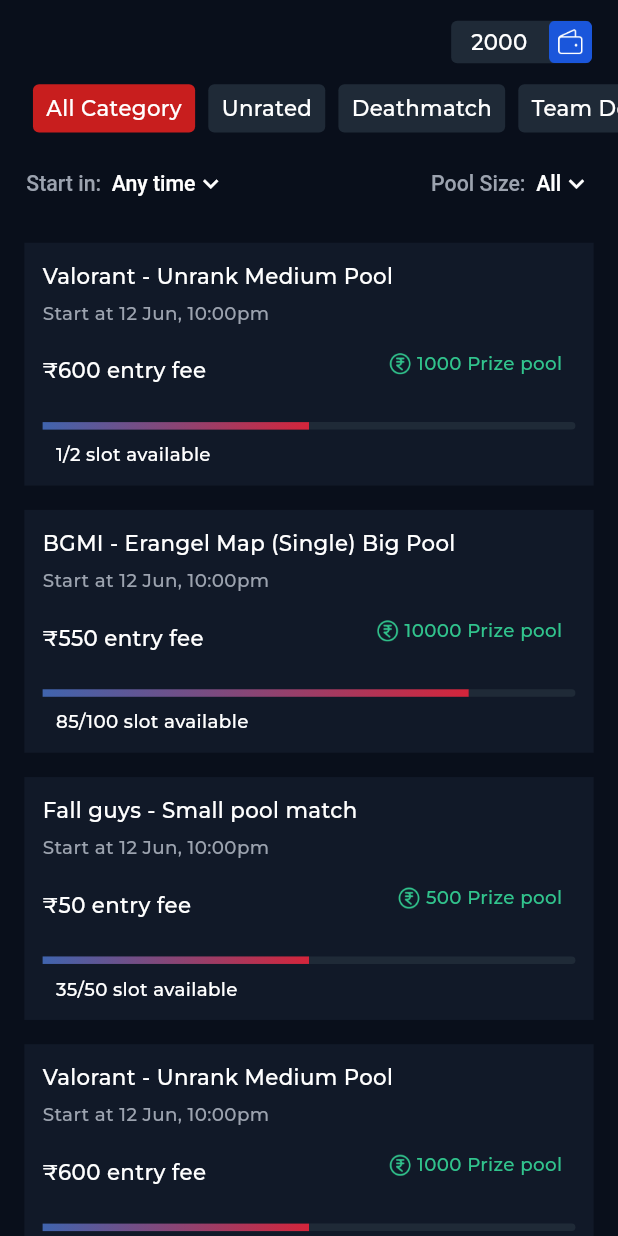
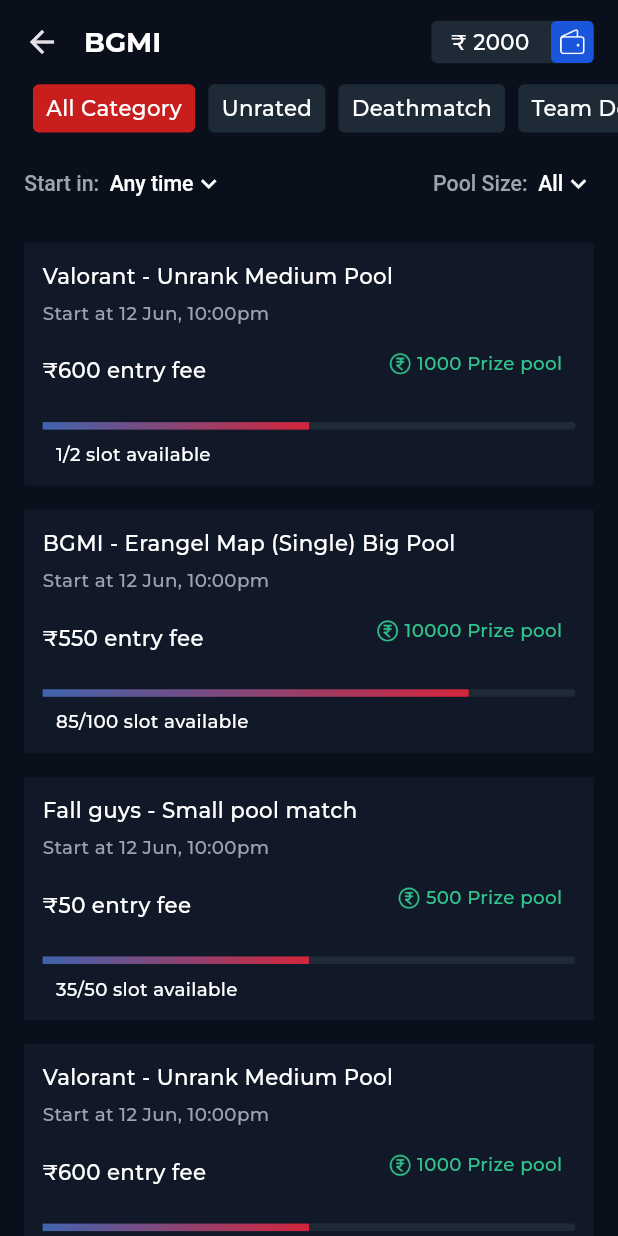
Before and after one commit to Jenis99/playmaster_app, a Flutter app: the GameDetailScreen screen opened by its route, on a phone screen of 412 x 824 dp. Run offline on Flutter 3.47's test engine with Material 3 defaults, Android fonts, the phone set to English and light mode, and no system bars; our stand-ins replace cached_network_image, carousel_slider, flutter_screenutil, get; network calls fail.

Commit message:
- Fixed give changes for UI. #Login - Make scrollable create account input field in while typing - Hide password hide and show option - Add email keyboard type in text field - Add keyboard next button and done on last text filed
#Home
- Carousel Remove horizontal padding in carousel padding
- Carousel :Add more width in carousel
- Check last minutes card UI padding and margin
- Close bottom sheet on every selection.

```diff
--- a/lib/module/auth/auth.dart
+++ b/lib/module/auth/auth.dart
@@ -2,3 +2,4 @@ export 'package:flutter/gestures.dart';
 export 'package:playmaster_ui/module/auth/controller/auth_controller.dart';
 export 'package:playmaster_ui/module/auth/presentation/create_account_screen.dart';
 export 'package:playmaster_ui/module/auth/presentation/login_screen.dart';
+export 'package:playmaster_ui/module/auth/widget/auth_text_field_with_label.dart';
--- a/lib/module/home/presentation/game_detail_screen.dart
+++ b/lib/module/home/presentation/game_detail_screen.dart
@@ -9,6 +9,7 @@ class GameDetailScreen extends StatelessWidget {
 
   @override
   Widget build(BuildContext context) {
+    final String gameTitle = Get.arguments ?? "BGMI";
     return Scaffold(
       backgroundColor: AppColors.appBackgroundClr,
       appBar: HomeAppBar(
@@ -19,7 +20,7 @@ class GameDetailScreen extends StatelessWidget {
       body: Column(
         children: [
           /// Category view
-          gameCategoryView().paddingOnly(left: 16.w),
+          gameCategoryView(),
 
           24.verticalSpace,
 
@@ -43,7 +44,7 @@ class GameDetailScreen extends StatelessWidget {
                     filterValue: homeController.selectedPoolSize.value,
                   )),
             ],
-          ).paddingSymmetric(horizontal: 16.w),
+          ).paddingSymmetric(horizontal: AppConstants.appHorizontalPadding),
 
           20.h.verticalSpace,
           Expanded(
@@ -78,6 +79,8 @@ class GameDetailScreen extends StatelessWidget {
           },
         );
       },
+      child: Container(
+        color: AppColors.transparentClr,
         child: Row(
           children: [
             RichText(
@@ -109,6 +112,7 @@ class GameDetailScreen extends StatelessWidget {
             )
           ],
         ),
+      ),
     );
   }
 
@@ -122,7 +126,7 @@ class GameDetailScreen extends StatelessWidget {
           children: List.generate(
             homeController.gameType.length,
             (index) {
-              return gameCategoryBox(homeController.gameType[index], index);
+              return gameCategoryBox(homeController.gameType[index], index).paddingOnly(left: index == 0 ? 16.w : 0);
             },
           ),
         ),
--- a/lib/module/home/widget/game_card.dart
+++ b/lib/module/home/widget/game_card.dart
@@ -1,6 +1,5 @@
 import 'package:playmaster_ui/dependency.dart';
 import 'package:playmaster_ui/model/game_model.dart';
-import 'package:playmaster_ui/module/home/presentation/game_detail_screen.dart';
 import 'package:playmaster_ui/widgets/dotted_divider.dart';
 
 class GameCard extends StatelessWidget {
@@ -12,10 +11,11 @@ class GameCard extends StatelessWidget {
   Widget build(BuildContext context) {
     return GestureDetector(
       onTap: () {
-        Navigation.push(GameDetailScreen(gameTitle: gameModel.gameName ?? ""));
+        Navigation.pushNamed(AppRoutes.gameDetailScreen, arg: gameModel.gameName ?? "");
+        // Navigation.push(GameDetailScreen(gameTitle: gameModel.gameName ?? ""));
       },
       child: Container(
-        width: 293.h,
+        width: 305.h,
         margin: EdgeInsets.symmetric(horizontal: 5.w),
         decoration: BoxDecoration(color: AppColors.grey900Color2, borderRadius: BorderRadius.circular(4.r)),
         child: Column(
--- a/lib/module/home/widget/game_detail_widget/bottom_sheet_view.dart
+++ b/lib/module/home/widget/game_detail_widget/bottom_sheet_view.dart
@@ -26,7 +26,7 @@ class BottomSheetView extends StatelessWidget {
           title: isFromPoolSize ? AppString.prizePool : AppString.startIn,
           subTitle: AppString.cancelTag,
           onViewAll: () => Navigation.pop(),
-        ).paddingSymmetric(horizontal: 16.w),
+        ).paddingSymmetric(horizontal: AppConstants.appHorizontalPadding),
         20.h.verticalSpace,
         ListView.builder(
           padding: EdgeInsets.zero,
@@ -47,6 +47,7 @@ class BottomSheetView extends StatelessWidget {
     return GestureDetector(
       onTap: () {
         homeController.selectedStartTime.value = title;
+        Navigation.pop();
       },
       child: bottomSelectionView(
         child: Row(
@@ -71,6 +72,7 @@ class BottomSheetView extends StatelessWidget {
     return GestureDetector(
       onTap: () {
         homeController.selectedPoolSize.value = title;
+        Navigation.pop();
       },
       child: bottomSelectionView(
         child: Container(
--- a/lib/module/home/widget/game_detail_widget/game_detail_card_tile.dart
+++ b/lib/module/home/widget/game_detail_widget/game_detail_card_tile.dart
@@ -1,7 +1,6 @@
 import 'package:playmaster_ui/dependency.dart';
 import 'package:playmaster_ui/model/last_minute_game_model.dart';
 import 'package:playmaster_ui/module/home/home.dart';
-import 'package:playmaster_ui/module/home/presentation/tournament_detail_screen.dart';
 
 class GameDetailCardTile extends StatelessWidget {
   const GameDetailCardTile({super.key, required this.lastMinGameModel, this.isFromTournament = false});
@@ -13,7 +12,8 @@ class GameDetailCardTile extends StatelessWidget {
   Widget build(BuildContext context) {
     return GestureDetector(
       onTap: () {
-        Navigation.push(TournamentDetailScreen(lastMinGameModel: lastMinGameModel));
+        Navigation.pushNamed(AppRoutes.tournamentDetailScreen, arg: lastMinGameModel);
+        // Navigation.push(TournamentDetailScreen(lastMinGameModel: lastMinGameModel));
       },
       child: Container(
         padding: EdgeInsets.all(isFromTournament ? 0 : 12.h),
--- a/lib/module/home/widget/home_app_bar.dart
+++ b/lib/module/home/widget/home_app_bar.dart
@@ -13,15 +13,15 @@ class HomeAppBar extends StatelessWidget implements PreferredSizeWidget {
     return AppBar(
       surfaceTintColor: AppColors.transparentClr,
       centerTitle: false,
-      titleSpacing: 0,
+      titleSpacing: isAppLogo ? 16.w : 0,
       backgroundColor: appbarBgClr ?? AppColors.appBackgroundClr,
       title: isAppLogo
           ? Row(
               children: [
-                Image.asset(
-                  AppAssets.appLogo,
-                  height: 24.h,
-                  width: 24.h,
+                CachedNetworkImg(
+                  imgPath: AppAssets.appLogo,
+                  imgSize: 24.h,
+                  isAssetImg: true,
                 ),
                 GradientText(
                   gradient: LinearGradient(colors: AppColors.appNameTextGradient),
@@ -42,7 +42,7 @@ class HomeAppBar extends StatelessWidget implements PreferredSizeWidget {
       actions: [
         if (isShowWallet)
           Container(
-            margin: EdgeInsets.only(right: 16.w),
+            margin: EdgeInsets.symmetric(horizontal: AppConstants.appHorizontalPadding),
             decoration: BoxDecoration(
               color: AppColors.grey800Color,
               borderRadius: BorderRadius.circular(4.r),
@@ -50,7 +50,7 @@ class HomeAppBar extends StatelessWidget implements PreferredSizeWidget {
             child: Row(
               children: [
                 AppText(
-                  text: "2000",
+                  text: "₹ 2000",
                   fontWeight: FontWeight.w500,
                   fontSize: 14.sp,
                   color: AppColors.whiteColor,
@@ -60,10 +60,10 @@ class HomeAppBar extends StatelessWidget implements PreferredSizeWidget {
                   left: 12.w,
                 ),
                 12.w.horizontalSpace,
-                Image.asset(
-                  AppAssets.walletIcon,
-                  height: 28.h,
-                  width: 28.h,
+                CachedNetworkImg(
+                  imgPath: AppAssets.walletIcon,
+                  imgSize: 28.h,
+                  isAssetImg: true,
                 )
               ],
             ),
--- a/lib/module/home/widget/tournament_detail_widgets/joined_player_tile.dart
+++ b/lib/module/home/widget/tournament_detail_widgets/joined_player_tile.dart
@@ -12,7 +12,7 @@ class JoinedPlayerTile extends StatelessWidget {
       borderRadius: BorderRadius.circular(4.r),
       child: ListTile(
         dense: true,
-        horizontalTitleGap: 16.w,
+        horizontalTitleGap: AppConstants.appHorizontalPadding,
         minLeadingWidth: 0,
         tileColor: AppColors.grey900Color2,
         contentPadding: EdgeInsets.zero,
--- a/lib/module/home/widget/tournament_detail_widgets/tournament_detail_tile.dart
+++ b/lib/module/home/widget/tournament_detail_widgets/tournament_detail_tile.dart
@@ -1,7 +1,7 @@
 import 'package:playmaster_ui/dependency.dart';
 
 class TournamentDetailTile extends StatelessWidget {
-  const TournamentDetailTile({super.key, required this.icon, required this.title, this.subtitle = ""});
+  const TournamentDetailTile({super.key, this.icon = "", this.title = "", this.subtitle = ""});
 
   final String icon;
   final String title;
--- a/lib/module/splash/controller/splash_controller.dart
+++ b/lib/module/splash/controller/splash_controller.dart
@@ -8,6 +8,7 @@ class SplashController extends GetxController {
   }
 
   void startTimeOut() {
-    Future.delayed(const Duration(seconds: 2), () => Navigation.replaceAll(AppRoutes.createAccountScreen));
+    Future.delayed(const Duration(seconds: 4), () => Navigation.replaceAll(AppRoutes.dashboardScreen));
+    // Future.delayed(const Duration(seconds: 4), () => Navigation.replaceAll(AppRoutes.createAccountScreen));
   }
 }
--- a/lib/utils/navigation_utils/app_routes.dart
+++ b/lib/utils/navigation_utils/app_routes.dart
@@ -3,16 +3,18 @@ import 'package:playmaster_ui/module/auth/presentation/create_account_screen.dar
 import 'package:playmaster_ui/module/auth/presentation/login_screen.dart';
 import 'package:playmaster_ui/module/dashboard/dashboard.dart';
 import 'package:playmaster_ui/module/home/presentation/game_detail_screen.dart';
+import 'package:playmaster_ui/module/home/presentation/tournament_detail_screen.dart';
 import 'package:playmaster_ui/module/splash/presentation/splash_screen.dart';
 
 mixin AppRoutes {
   static const defaultTransition = Transition.rightToLeft;
   static const String splash = '/splashScreen';
-  static const String createAccountScreen = '/createAccountScreen';
+  static const String homeScreen = '/homeScreen';
   static const String loginScreen = '/loginScreen';
   static const String dashboardScreen = '/dashboardScreen';
   static const String gameDetailScreen = '/gameDetailScreen';
-  static const String homeScreen = '/homeScreen';
+  static const String tournamentDetailScreen = '/tournamentDetailScreen';
+  static const String createAccountScreen = '/createAccountScreen';
 
   static List<GetPage<dynamic>> pages = [
     GetPage<dynamic>(
@@ -38,7 +40,16 @@ mixin AppRoutes {
     GetPage<dynamic>(
       name: gameDetailScreen,
       page: () => GameDetailScreen(),
-      transition: Transition.fade,
+      // transitionDuration: Duration(milliseconds: transitionDuration),
+      transition: Transition.rightToLeft,
+    ),
+    GetPage<dynamic>(
+      name: tournamentDetailScreen,
+      page: () => TournamentDetailScreen(),
+      // transitionDuration: Duration(milliseconds: transitionDuration),
+      transition: Transition.rightToLeft,
     )
   ];
+
+  static int get transitionDuration => 500;
 }
--- a/lib/widgets/app_text_field.dart
+++ b/lib/widgets/app_text_field.dart
@@ -31,6 +31,8 @@ class AppTextField extends StatefulWidget {
   final ValueChanged<String>? onSubmitted;
   final TextAlign? textAlign;
   final bool isPhoneField;
+  final bool isTapOutsideEnable;
+  final Function(PointerDownEvent)? onTapOutside;
 
   AppTextField({
     super.key,
@@ -62,6 +64,8 @@ class AppTextField extends StatefulWidget {
     this.onSubmitted,
     this.textAlign,
     this.isPhoneField = false,
+    this.onTapOutside,
+    this.isTapOutsideEnable = false,
   }) {
     isVisibility = (obscureText ?? false).obs;
   }
@@ -121,6 +125,7 @@ class _AppTextFieldState extends State<AppTextField> {
               : null,
           suffixIcon: buildDefaultSuffix(),
         ),
+        onTapOutside: widget.onTapOutside ?? (widget.isTapOutsideEnable ? (event) => FocusManager.instance.primaryFocus?.unfocus() : null),
         onChanged: widget.onChanged,
         onTap: widget.onTap,
       ),
```
Also changed, not shown: lib/module/auth/presentation/create_account_screen.dart (+28 -38 lines), lib/module/auth/presentation/login_screen.dart (+25 -38 lines), lib/module/auth/widget/auth_text_field_with_label.dart (added, +44 -0 lines), lib/module/dashboard/presentation/dashboard_screen.dart (+5 -5 lines), lib/module/home/presentation/home_screen.dart (+11 -4 lines), lib/module/home/presentation/tournament_detail_screen.dart (+13 -10 lines), lib/module/home/widget/last_minute_game_card.dart (+5 -4 lines), lib/module/home/widget/top_game_card.dart (+4 -4 lines), lib/module/home/widget/tournament_detail_widgets/prize_pool_tile.dart (+9 -15 lines). Lines whose indentation alone changed are shown as unchanged.
